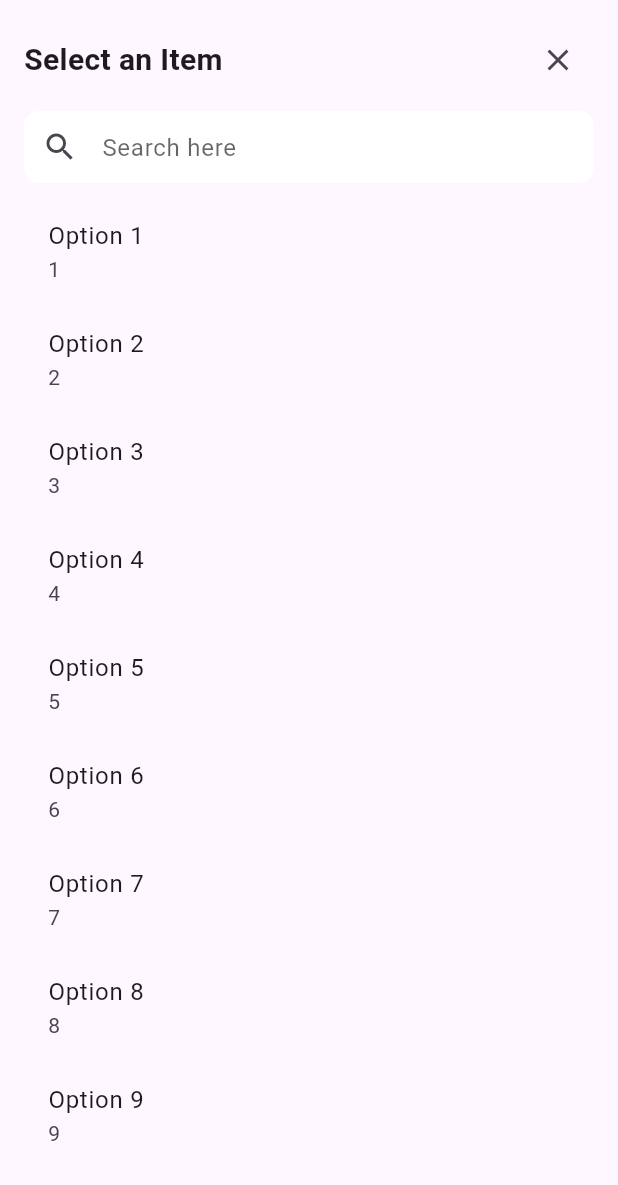
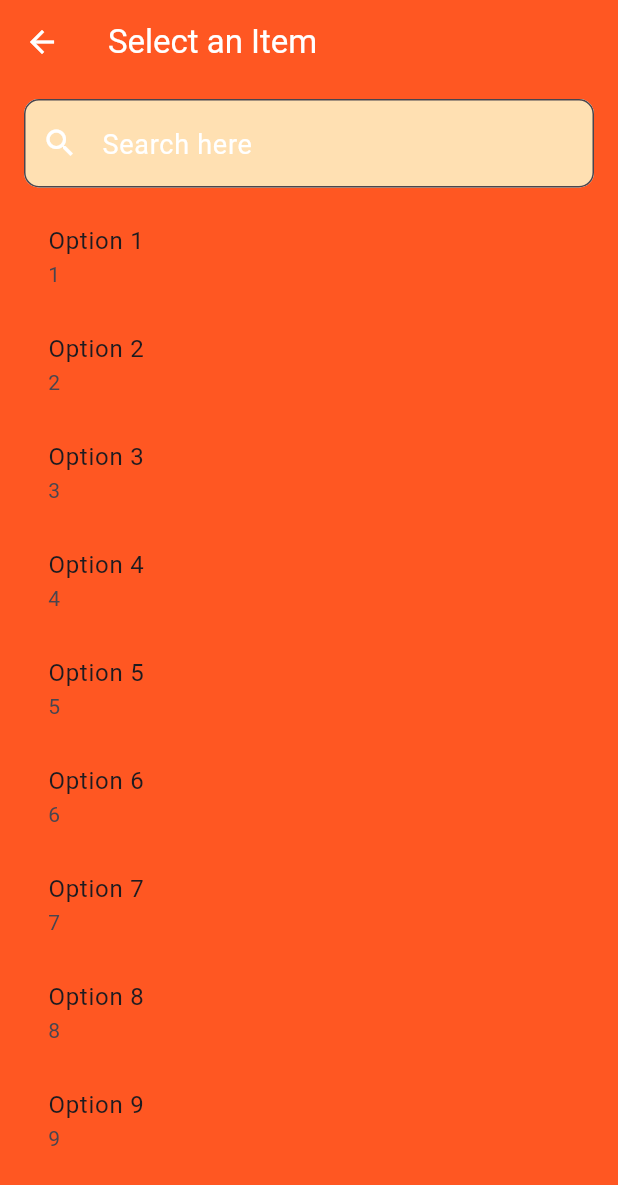
Before and after one commit to gmadhu27/flutter_custom_dropdown, a Flutter app: the screen it shows after launch, after a tap on "Open Custom Dropdown", on a phone screen of 412 x 824 dp. Shown: the top 1185 px of the screen. Run offline on Flutter 3.47's test engine with Material 3 defaults, Android fonts, the phone set to English and light mode, and no system bars.

Commit message:
Optional customizable color and theming for dropdown and search UI

```diff
--- a/example/lib/main.dart
+++ b/example/lib/main.dart
@@ -78,6 +78,35 @@ class _DropdownExampleState extends State<DropdownExample> {
                 return item.id.toLowerCase().contains(searchText) ||
                     item.name.toLowerCase().contains(searchText);
               },
+              // CustomDropdownTheme is an optional
+              theme: CustomDropdownTheme(
+                  // backgroundColor is an optional
+                  backgroundColor: Colors.deepOrange,
+                  // backIconColor is an optional
+                  backIconColor: Colors.white,
+                  // titleTextStyle is an optional
+                  titleTextStyle:
+                      const TextStyle(color: Colors.white, fontSize: 22),
+                  // searchBoxDecoration is an optional
+                  searchBoxDecoration: InputDecoration(
+                    hintText: 'Search here',
+                    hintStyle:
+                        const TextStyle(color: Colors.white, fontSize: 18),
+                    filled: true,
+                    fillColor: Colors.orange.shade100,
+                    border: OutlineInputBorder(
+                      borderRadius: BorderRadius.circular(10),
+                      borderSide:
+                          const BorderSide(color: Colors.orange, width: 2),
+                    ),
+                    prefixIcon: const Icon(Icons.search, color: Colors.white),
+                  ),
+                  // bottomSheetBoxDecoration is an optional
+                  bottomSheetBoxDecoration: const BoxDecoration(
+                    color: Colors.deepOrange,
+                    borderRadius:
+                        BorderRadius.vertical(top: Radius.circular(30.0)),
+                  )),
             );
           },
           child: const Text('Open Custom Dropdown'),
--- a/lib/flutter_custom_dropdown.dart
+++ b/lib/flutter_custom_dropdown.dart
@@ -5,3 +5,4 @@ library;
 
 export 'src/flutter_custom_dropdown_base.dart';
 export 'src/helper/bottom_sheet_mode.dart';
+export 'src/helper/custom_dropdown_theme.dart';
--- a/lib/src/flutter_custom_dropdown_base.dart
+++ b/lib/src/flutter_custom_dropdown_base.dart
@@ -1,6 +1,7 @@
 import 'package:flutter/material.dart';
 import 'package:flutter_custom_dropdown_list/src/helper/dropdown_helper.dart';
 import 'helper/bottom_sheet_mode.dart';
+import 'helper/custom_dropdown_theme.dart';
 
 class CustomDropdownHelper {
   static void showDropdown<T>({
@@ -8,10 +9,12 @@ class CustomDropdownHelper {
     required List<T> items,
     required String title,
     required Function(T?) onItemSelected,
+    //optional
     BottomSheetMode bottomSheetMode = BottomSheetMode.normal,
     bool showSearch = true,
     Widget Function(T)? itemBuilder,
     bool Function(T, String)? itemSearchCondition,
+    CustomDropdownTheme? theme,
   }) {
     // Check if the items list is empty
     _checkItemsList(items);
@@ -29,7 +32,8 @@ class CustomDropdownHelper {
         bottomSheetMode: bottomSheetMode,
         showSearch: showSearch,
         itemBuilder: itemBuilder,
-        itemSearchCondition: itemSearchCondition);
+        itemSearchCondition: itemSearchCondition,
+        theme: theme);
   }
 
   static void _checkItemsList<T>(List<T> items) {
@@ -51,22 +55,24 @@ class CustomDropdownHelper {
     }
   }
 
-  static void _showCustomDropdown<T>(
-      {required BuildContext context,
+  static void _showCustomDropdown<T>({
+    required BuildContext context,
     required List<T> items,
     required String title,
     required Function(T?) onItemSelected,
     BottomSheetMode bottomSheetMode = BottomSheetMode.normal,
     bool showSearch = true,
     Widget Function(T)? itemBuilder,
-      itemSearchCondition}) {
+    itemSearchCondition,
+    theme,
+  }) {
     // Show the bottom sheet based on the mode
     if (bottomSheetMode == BottomSheetMode.modal) {
       showModalBottomSheet(
         context: context,
         isScrollControlled: true,
         shape: RoundedRectangleBorder(
-          borderRadius: BorderRadius.vertical(top: Radius.circular(20.0)),
+          borderRadius: BorderRadius.vertical(top: Radius.circular(30.0)),
         ),
         builder: (context) {
           return DraggableScrollableSheet(
@@ -79,7 +85,9 @@ class CustomDropdownHelper {
                 scrollController: scrollController,
                 showSearch: showSearch,
                 itemBuilder: itemBuilder,
-                  itemSearchCondition: itemSearchCondition);
+                itemSearchCondition: itemSearchCondition,
+                theme: theme,
+              );
             },
           );
         },
@@ -87,6 +95,9 @@ class CustomDropdownHelper {
     } else if (bottomSheetMode == BottomSheetMode.normal) {
       showBottomSheet(
         context: context,
+        shape: RoundedRectangleBorder(
+          borderRadius: BorderRadius.vertical(top: Radius.circular(30.0)),
+        ),
         builder: (context) {
           return CustomDropdownBottomSheet<T>(
               items: items,
@@ -94,7 +105,8 @@ class CustomDropdownHelper {
               onItemSelected: onItemSelected,
               showSearch: showSearch,
               itemBuilder: itemBuilder,
-              itemSearchCondition: itemSearchCondition);
+              itemSearchCondition: itemSearchCondition,
+              theme: theme);
         },
       );
     } else {
@@ -107,7 +119,8 @@ class CustomDropdownHelper {
             fullScreenMode: true,
             showSearch: showSearch,
             itemBuilder: itemBuilder,
-            itemSearchCondition: itemSearchCondition),
+            itemSearchCondition: itemSearchCondition,
+            theme: theme),
       ));
     }
   }
--- /dev/null
+++ b/lib/src/helper/custom_dropdown_theme.dart
@@ -0,0 +1,16 @@
+import 'package:flutter/material.dart';
+
+class CustomDropdownTheme {
+  final Color? backgroundColor;
+  final Color? backIconColor;
+  final TextStyle? titleTextStyle;
+  final InputDecoration? searchBoxDecoration;
+  final BoxDecoration? bottomSheetBoxDecoration;
+
+  CustomDropdownTheme(
+      {this.backgroundColor,
+      this.backIconColor,
+      this.titleTextStyle,
+      this.searchBoxDecoration,
+      this.bottomSheetBoxDecoration});
+}
--- a/lib/src/helper/dropdown_helper.dart
+++ b/lib/src/helper/dropdown_helper.dart
@@ -1,4 +1,5 @@
 import 'package:flutter/material.dart';
+import 'custom_dropdown_theme.dart';
 
 class CustomDropdownBottomSheet<T> extends StatefulWidget {
   final List<T> items;
@@ -9,6 +10,7 @@ class CustomDropdownBottomSheet<T> extends StatefulWidget {
   final bool showSearch;
   final Widget Function(T)? itemBuilder;
   final bool Function(T, String)? itemSearchCondition;
+  final CustomDropdownTheme? theme;
 
   const CustomDropdownBottomSheet({
     required this.items,
@@ -19,6 +21,7 @@ class CustomDropdownBottomSheet<T> extends StatefulWidget {
     this.showSearch = true,
     this.itemBuilder,
     this.itemSearchCondition,
+    this.theme,
     Key? key,
   }) : super(key: key);
 
@@ -63,33 +66,58 @@ class _CustomDropdownBottomSheetState<T>
   Widget build(BuildContext context) {
     return Material(
       child: Container(
+        decoration: widget.theme?.bottomSheetBoxDecoration ??
+            BoxDecoration(
+              color:
+                  widget.theme?.backgroundColor ?? Colors.grey.withOpacity(0.6),
+              borderRadius: widget.fullScreenMode
+                  ? null
+                  : BorderRadius.vertical(top: Radius.circular(20.0)),
+            ),
         height:
             widget.fullScreenMode ? MediaQuery.of(context).size.height : 400,
-        padding: const EdgeInsets.all(16.0),
         child: Column(
           crossAxisAlignment: CrossAxisAlignment.start,
           children: [
-            Row(
+            if (widget.fullScreenMode) ...[
+              AppBar(
+                title: Text(
+                  widget.title,
+                  style: widget.theme?.titleTextStyle ??
+                      Theme.of(context).textTheme.bodyLarge,
+                ),
+                backgroundColor:
+                    widget.theme?.backgroundColor ?? Colors.transparent,
+                iconTheme: IconThemeData(
+                    color: widget.theme?.backIconColor ?? Colors.black),
+              )
+            ] else ...[
+              const SizedBox(height: 10.0),
+              Padding(
+                padding: const EdgeInsets.fromLTRB(16.0, 0, 16.0, 0),
+                child: Row(
                   mainAxisAlignment: MainAxisAlignment.spaceBetween,
                   children: [
-                Text(
-                  widget.title,
-                  style: const TextStyle(
-                    fontSize: 20.0,
-                    fontWeight: FontWeight.bold,
-                  ),
-                ),
+                    Text(widget.title,
+                        style: widget.theme?.titleTextStyle ??
+                            Theme.of(context).textTheme.bodyMedium?.copyWith(
+                                fontSize: 20.0, fontWeight: FontWeight.bold)),
                     IconButton(
-                  icon: const Icon(
+                      icon: Icon(
                         Icons.close,
+                        color: widget.theme?.backIconColor ?? Colors.black,
                       ),
                       onPressed: () => Navigator.pop(context),
                     ),
                   ],
                 ),
+              )
+            ],
             const SizedBox(height: 10.0),
             if (widget.showSearch)
-              Container(
+              Padding(
+                padding: const EdgeInsets.fromLTRB(16.0, 0, 16.0, 0),
+                child: Container(
                     decoration: BoxDecoration(
                       color: Colors.white,
                       borderRadius: BorderRadius.circular(10),
@@ -97,17 +125,26 @@ class _CustomDropdownBottomSheetState<T>
                     child: TextField(
                         textAlignVertical: TextAlignVertical(y: 0.2),
                         controller: searchController,
-                      decoration: InputDecoration(
+                        decoration: widget.theme?.searchBoxDecoration ??
+                            InputDecoration(
                               prefixIcon: Icon(
                                 Icons.search,
                               ),
                               hintText: 'Search here',
-                        hintStyle:
-                            TextStyle(color: Colors.black.withOpacity(0.6)),
+                              hintStyle: Theme.of(context)
+                                  .textTheme
+                                  .bodyMedium
+                                  ?.copyWith(
+                                      fontSize: 16.0,
+                                      fontWeight: FontWeight.normal,
+                                      color: Colors.black.withOpacity(0.6)),
                               border: InputBorder.none,
                             ))),
+              ),
             if (widget.showSearch) const SizedBox(height: 10.0),
             Expanded(
+              child: Padding(
+                padding: const EdgeInsets.fromLTRB(16.0, 0, 16.0, 0),
                 child: ListView.builder(
                   controller: widget.scrollController,
                   itemCount: filteredItems.length,
@@ -123,7 +160,13 @@ class _CustomDropdownBottomSheetState<T>
                               child: widget.itemBuilder!(item),
                             )
                           : ListTile(
-                            title: Text(item.toString()),
+                              title: Text(item.toString(),
+                                  style: Theme.of(context)
+                                      .textTheme
+                                      .bodyMedium
+                                      ?.copyWith(
+                                          fontSize: 18.0,
+                                          fontWeight: FontWeight.normal)),
                               onTap: () {
                                 widget.onItemSelected(item);
                                 Navigator.pop(context);
@@ -133,6 +176,7 @@ class _CustomDropdownBottomSheetState<T>
                   },
                 ),
               ),
+            ),
           ],
         ),
       ),
```
Also changed, not shown: 1 other file. Lines whose indentation alone changed are shown as unchanged.
